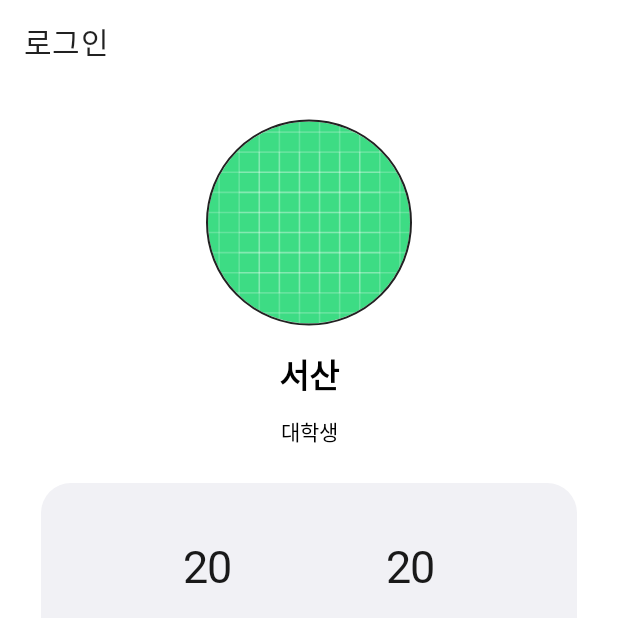
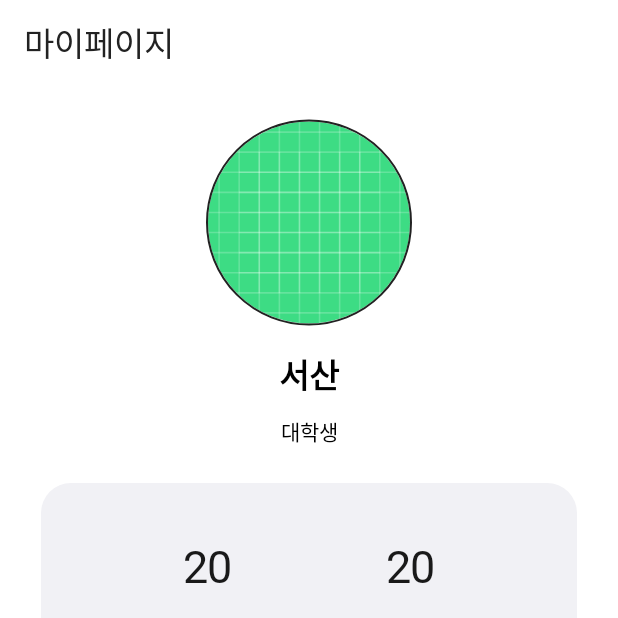
Before and after one commit to BeryWell/BeryWell, an Android app: the screen it shows after launch (MyPageActivity), on a phone screen of 412 x 824 dp, the top half of it. Run offline under Robolectric (Android 15) with nearby library versions, the phone set to English and light mode, and no system bars; our stand-ins replace CircleImageView.

Commit message:
my Page UI 수정

```diff
--- a/BeryWell/app/src/main/java/com/example/berywell/MyPageActivity.kt
+++ b/BeryWell/app/src/main/java/com/example/berywell/MyPageActivity.kt
@@ -16,6 +16,7 @@ class MyPageActivity : AppCompatActivity() {
         val toolbar : Toolbar = binding.mypageTb
         setSupportActionBar(toolbar)
         supportActionBar?.setDisplayHomeAsUpEnabled(true)
+        supportActionBar?.setDisplayShowTitleEnabled(false)
 
         binding.mypageUserInfoTv.movementMethod = ScrollingMovementMethod.getInstance()
     }
--- a/BeryWell/app/src/main/res/layout/activity_my_page.xml
+++ b/BeryWell/app/src/main/res/layout/activity_my_page.xml
@@ -12,8 +12,19 @@
         android:layout_height="?attr/actionBarSize"
         app:layout_constraintTop_toTopOf="parent"
         app:layout_constraintStart_toStartOf="parent"
-        app:layout_constraintEnd_toEndOf="parent"
-        app:title="로그인"/>
+        app:layout_constraintEnd_toEndOf="parent">
+
+        <TextView
+            android:id="@+id/toolbar_title"
+            android:layout_width="wrap_content"
+            android:layout_height="wrap_content"
+            android:fontFamily="@font/gmr"
+            android:lineSpacingExtra="8sp"
+            android:text="마이페이지"
+            android:textColor="#222222"
+            android:textSize="22dp" />
+
+    </androidx.appcompat.widget.Toolbar>
 
 
     <androidx.constraintlayout.widget.ConstraintLayout
```
